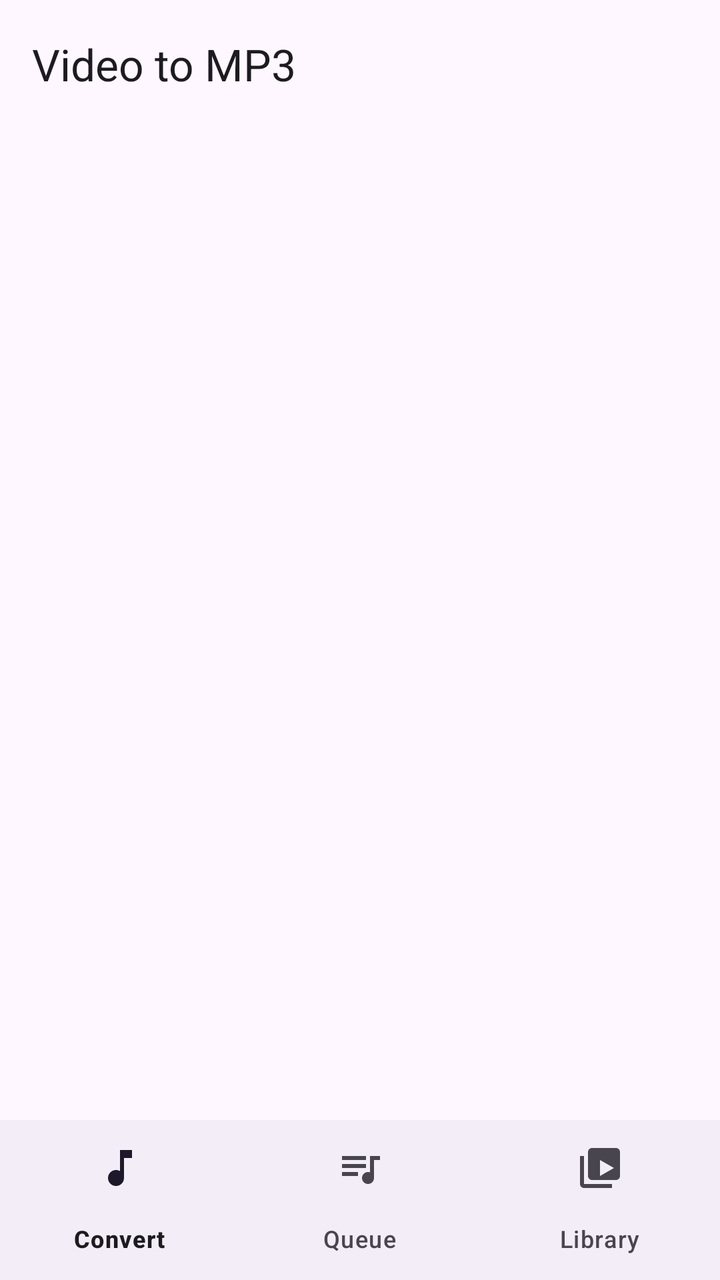
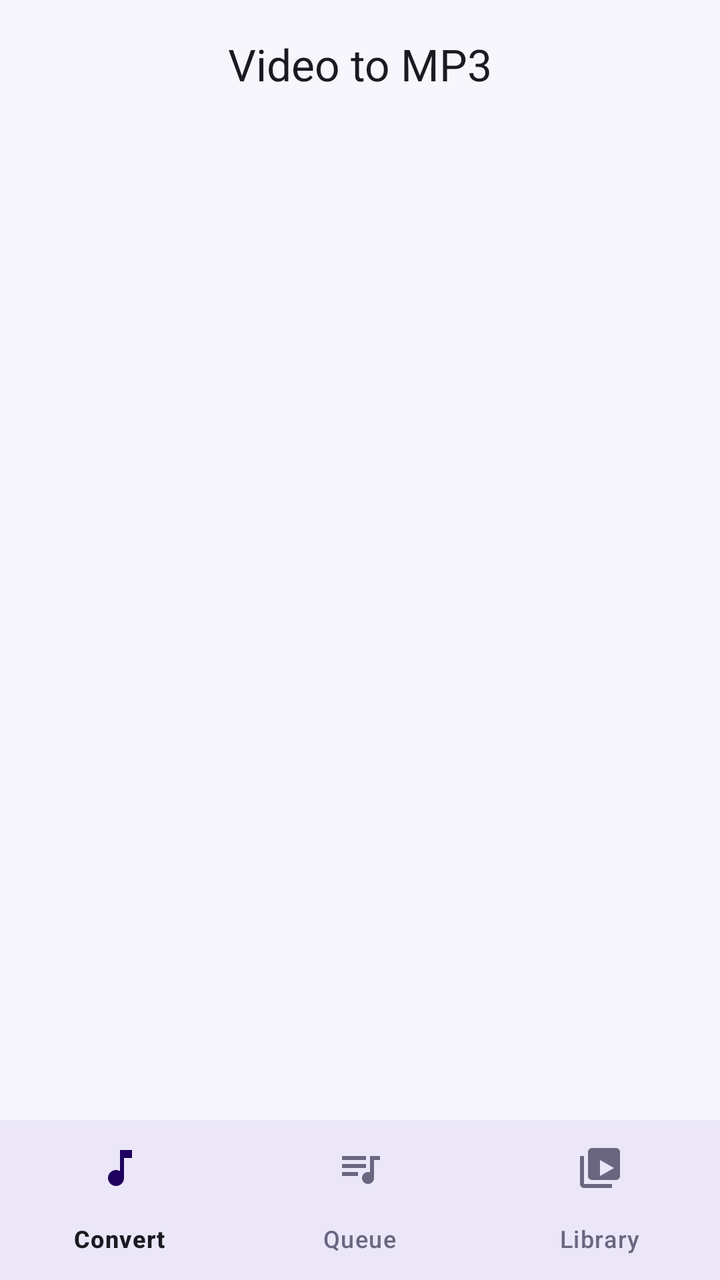

Screens rendered from an Android XML layout before and after an edit, with the pre-edit source and the edit as a unified diff.
<!-- AndroidManifest.xml: application theme Theme.VideoToMp3 -->
<!-- res/layout/activity_main.xml -->
<?xml version="1.0" encoding="utf-8"?>
<LinearLayout xmlns:android="http://schemas.android.com/apk/res/android"
    xmlns:app="http://schemas.android.com/apk/res-auto"
    android:id="@+id/rootMain"
    android:layout_width="match_parent"
    android:layout_height="match_parent"
    android:orientation="vertical">

    <com.google.android.material.appbar.AppBarLayout
        android:id="@+id/appBar"
        android:layout_width="match_parent"
        android:layout_height="wrap_content">

        <com.google.android.material.appbar.MaterialToolbar
            android:id="@+id/toolbar"
            android:layout_width="match_parent"
            android:layout_height="?attr/actionBarSize"
            app:title="@string/app_name" />
    </com.google.android.material.appbar.AppBarLayout>

    <FrameLayout
        android:id="@+id/container"
        android:layout_width="match_parent"
        android:layout_height="0dp"
        android:layout_weight="1" />

    <com.google.android.material.bottomnavigation.BottomNavigationView
        android:id="@+id/bottomNav"
        android:layout_width="match_parent"
        android:layout_height="wrap_content"
        app:menu="@menu/bottom_nav" />
</LinearLayout>
<!-- resources referenced by this layout -->
<resources>
  <string name="app_name">Video to MP3</string>
  <style name="Theme.VideoToMp3" parent="Theme.Material3.DayNight.NoActionBar">
          <item name="colorPrimary">@color/brand</item>
          <item name="colorOnPrimary">@color/white</item>
      </style>
  <color name="brand">#FF6D3AE5</color>
  <color name="white">#FFFFFFFF</color>
</resources>

<!-- the commit's change to res/layout/activity_main.xml (unified diff, before → after) -->
@@ -4,18 +4,24 @@
     android:id="@+id/rootMain"
     android:layout_width="match_parent"
     android:layout_height="match_parent"
+    android:background="?android:attr/colorBackground"
     android:orientation="vertical">
 
     <com.google.android.material.appbar.AppBarLayout
         android:id="@+id/appBar"
         android:layout_width="match_parent"
-        android:layout_height="wrap_content">
+        android:layout_height="wrap_content"
+        android:background="?android:attr/colorBackground"
+        app:elevation="0dp">
 
         <com.google.android.material.appbar.MaterialToolbar
             android:id="@+id/toolbar"
             android:layout_width="match_parent"
             android:layout_height="?attr/actionBarSize"
-            app:title="@string/app_name" />
+            android:background="?android:attr/colorBackground"
+            app:title="@string/app_name"
+            app:titleCentered="true"
+            app:titleTextColor="?attr/colorOnSurface" />
     </com.google.android.material.appbar.AppBarLayout>
 
     <FrameLayout
@@ -28,5 +34,8 @@
         android:id="@+id/bottomNav"
         android:layout_width="match_parent"
         android:layout_height="wrap_content"
+        android:background="?attr/colorSurface"
+        app:elevation="8dp"
+        app:labelVisibilityMode="labeled"
         app:menu="@menu/bottom_nav" />
 </LinearLayout>
<!-- resource entries referenced after the edit -->
@@ -1,11 +1,43 @@
 <!-- resources referenced by this layout -->
 <resources>
   <string name="app_name">Video to MP3</string>
-  <style name="Theme.VideoToMp3" parent="Theme.Material3.DayNight.NoActionBar">
-          <item name="colorPrimary">@color/brand</item>
-          <item name="colorOnPrimary">@color/white</item>
+  <style name="Theme.VideoToMp3" parent="Theme.Material3.Light.NoActionBar">
+          <item name="colorPrimary">@color/primary</item>
+          <item name="colorOnPrimary">@color/on_primary</item>
+          <item name="colorPrimaryContainer">@color/primary_container</item>
+          <item name="colorOnPrimaryContainer">@color/on_primary_container</item>
+          <item name="colorSecondary">@color/primary</item>
+          <item name="colorSecondaryContainer">@color/primary_container</item>
+          <item name="colorOnSecondaryContainer">@color/on_primary_container</item>
+          <item name="android:colorBackground">@color/bg</item>
+          <item name="colorSurface">@color/surface</item>
+          <item name="colorSurfaceVariant">@color/surface_variant</item>
+          <item name="colorOnSurface">@color/on_surface</item>
+          <item name="colorOnSurfaceVariant">@color/on_surface_variant</item>
+          <item name="colorOutline">@color/outline</item>
+          <item name="colorOutlineVariant">@color/outline</item>
+          <item name="android:statusBarColor">@color/bg</item>
+          <item name="android:navigationBarColor">@color/surface</item>
+          <item name="android:windowLightStatusBar">true</item>
+          <item name="android:windowLightNavigationBar" tools:targetApi="27">true</item>
+          <item name="materialButtonStyle">@style/AppButton</item>
       </style>
-  <color name="brand">#FF6D3AE5</color>
-  <color name="white">#FFFFFFFF</color>
+  <color name="primary">#5B3BD4</color>
+  <color name="on_primary">#FFFFFF</color>
+  <color name="primary_container">#E9E0FF</color>
+  <color name="on_primary_container">#20005F</color>
+  <color name="bg">#F7F6FC</color>
+  <color name="surface">#FFFFFF</color>
+  <color name="surface_variant">#F0ECFA</color>
+  <color name="on_surface">#1A1A22</color>
+  <color name="on_surface_variant">#6B6680</color>
+  <color name="outline">#E2DCF1</color>
+  <style name="AppButton" parent="Widget.Material3.Button">
+          <item name="android:minHeight">56dp</item>
+          <item name="cornerRadius">18dp</item>
+          <item name="android:textAllCaps">false</item>
+          <item name="android:textSize">16sp</item>
+          <item name="android:letterSpacing">0.01</item>
+      </style>
 </resources>
 
